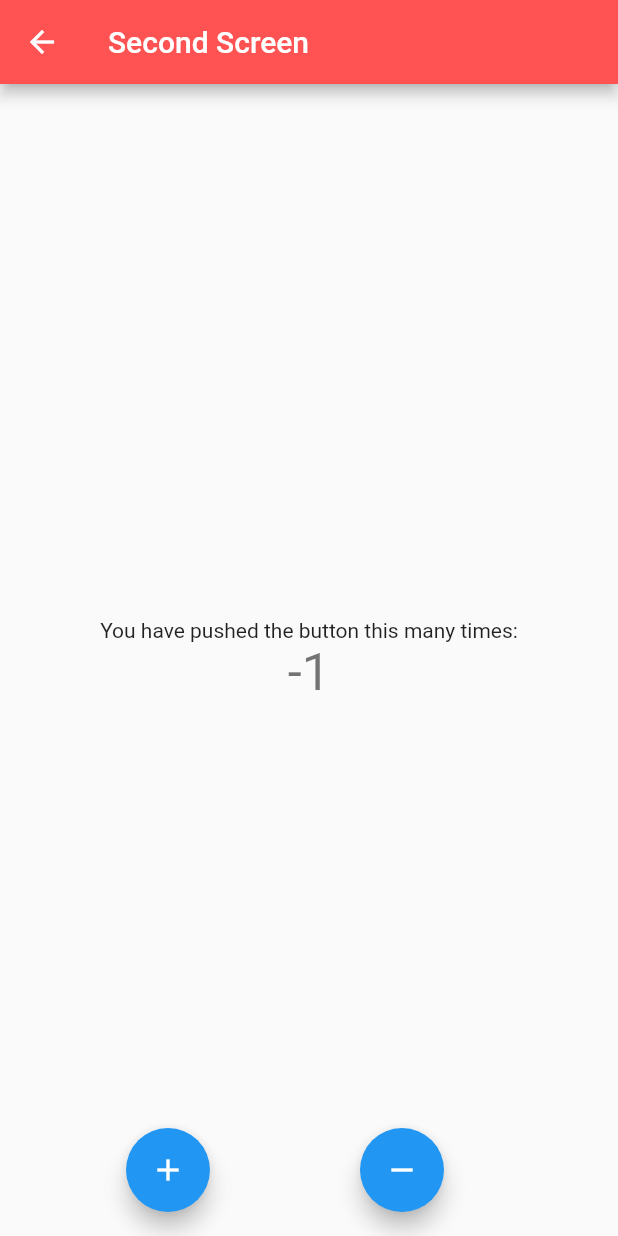
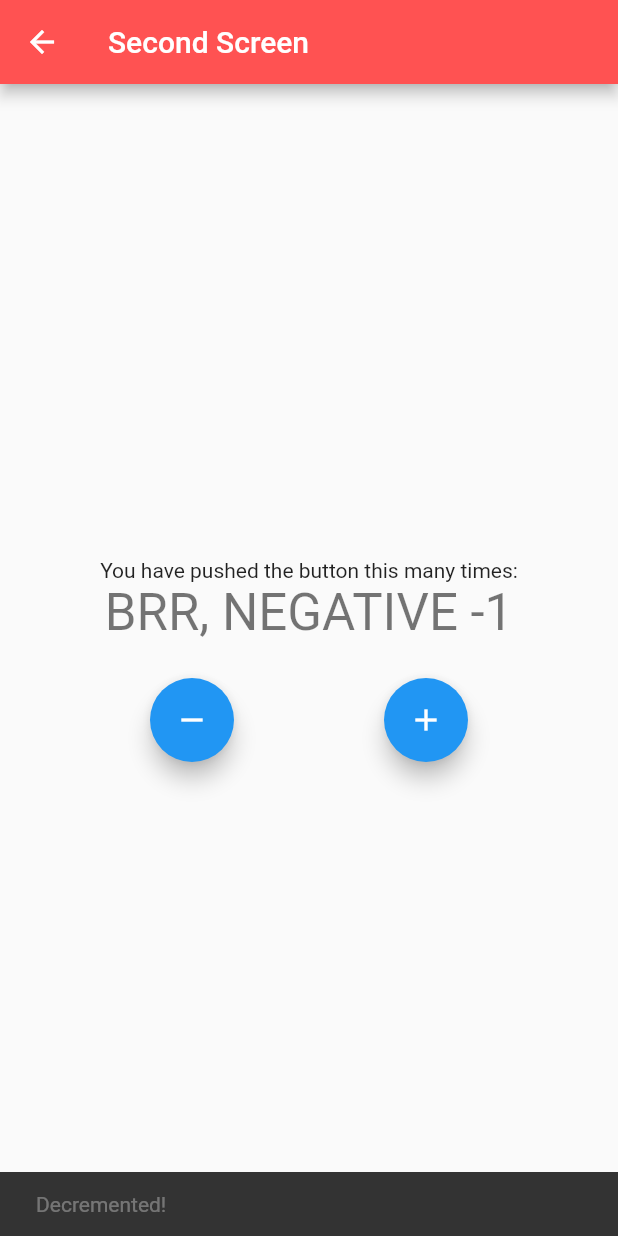
Before and after one commit to ckchamara/bloc_counter_app, a Flutter app: the SecondScreen screen opened directly, after a tap on the "remove" icon, on a phone screen of 412 x 824 dp. Run offline on Flutter 3.47's test engine with Material 2 defaults, Android fonts, the phone set to English and light mode, and no system bars; our stand-ins replace bloc, flutter_bloc.

Commit message:
wckd code for home and second page

```diff
--- a/lib/presentation/screens/home_screen.dart
+++ b/lib/presentation/screens/home_screen.dart
@@ -11,7 +11,7 @@ class HomeScreen extends StatefulWidget {
   final Color color;
 
   @override
-  State<HomeScreen> createState() => _HomeScreenState();
+  _HomeScreenState createState() => _HomeScreenState();
 }
 
 class _HomeScreenState extends State<HomeScreen> {
@@ -25,19 +25,75 @@ class _HomeScreenState extends State<HomeScreen> {
         child: Column(
           mainAxisAlignment: MainAxisAlignment.center,
           children: <Widget>[
-            const Text(
+            Text(
               'You have pushed the button this many times:',
             ),
-            BlocBuilder<CounterCubit, CounterState>(
+            BlocConsumer<CounterCubit, CounterState>(
+              listener: (context, state) {
+                if (state.wasIncremented == true) {
+                  Scaffold.of(context).showSnackBar(
+                    SnackBar(
+                      content: Text('Incremented!'),
+                      duration: Duration(milliseconds: 300),
+                    ),
+                  );
+                } else if (state.wasIncremented == false) {
+                  Scaffold.of(context).showSnackBar(
+                    SnackBar(
+                      content: Text('Decremented!'),
+                      duration: Duration(milliseconds: 300),
+                    ),
+                  );
+                }
+              },
               builder: (context, state) {
-                if (state.counterValue > 10) {
-                  print(state.counterValue);
-                };
-                return Text(
-                  state.counterValue.toString(),
-                  style: Theme.of(context).textTheme.headline4,
-                );
+                if (state.counterValue < 0) {
+                  return Text(
+                    'BRR, NEGATIVE ' + state.counterValue.toString(),
+                    style: Theme.of(context).textTheme.headline4,
+                  );
+                } else if (state.counterValue % 2 == 0) {
+                  return Text(
+                    'YAAAY ' + state.counterValue.toString(),
+                    style: Theme.of(context).textTheme.headline4,
+                  );
+                } else if (state.counterValue == 5) {
+                  return Text(
+                    'HMM, NUMBER 5',
+                    style: Theme.of(context).textTheme.headline4,
+                  );
+                } else
+                  return Text(
+                    state.counterValue.toString(),
+                    style: Theme.of(context).textTheme.headline4,
+                  );
               },
+            ),
+            SizedBox(
+              height: 24,
+            ),
+            Row(
+              mainAxisAlignment: MainAxisAlignment.spaceEvenly,
+              children: [
+                FloatingActionButton(
+                  heroTag: Text('${widget.title}'),
+                  onPressed: () {
+                    BlocProvider.of<CounterCubit>(context).decrement();
+                    // context.bloc<CounterCubit>().decrement();
+                  },
+                  tooltip: 'Decrement',
+                  child: Icon(Icons.remove),
+                ),
+                FloatingActionButton(
+                  heroTag: Text('${widget.title} #2'),
+                  onPressed: () {
+                    BlocProvider.of<CounterCubit>(context).increment();
+                    // context.bloc<CounterCubit>().increment();
+                  },
+                  tooltip: 'Increment',
+                  child: Icon(Icons.add),
+                ),
+              ],
             ),
             SizedBox(
               height: 24,
@@ -54,22 +110,6 @@ class _HomeScreenState extends State<HomeScreen> {
           ],
         ),
       ),
-      floatingActionButton: Row(
-        mainAxisAlignment: MainAxisAlignment.spaceEvenly,
-        children: [
-          FloatingActionButton(
-            onPressed: () => context.read<CounterCubit>().increment(),
-            tooltip: 'Increment',
-            child: const Icon(Icons.add),
-          ),
-          FloatingActionButton(
-            onPressed: () => BlocProvider.of<CounterCubit>(context).decrement(),
-            tooltip: 'Decrement',
-            child: const Icon(Icons.remove),
-          ),
-        ],
-      ),
-      // This trailing comma makes auto-formatting nicer for build methods.
     );
   }
 }
--- a/lib/presentation/screens/second_screen.dart
+++ b/lib/presentation/screens/second_screen.dart
@@ -40,11 +40,10 @@ class SecondScreen extends StatefulWidget {
   final Color color;
 
   @override
-  State<SecondScreen> createState() => _SecondScreenState();
+  _SecondScreenState createState() => _SecondScreenState();
 }
 
 class _SecondScreenState extends State<SecondScreen> {
-
   @override
   Widget build(BuildContext context) {
     return Scaffold(
@@ -56,56 +55,79 @@ class _SecondScreenState extends State<SecondScreen> {
         child: Column(
           mainAxisAlignment: MainAxisAlignment.center,
           children: <Widget>[
-            const Text(
+            Text(
               'You have pushed the button this many times:',
             ),
             BlocConsumer<CounterCubit, CounterState>(
               listener: (context, state) {
                 if (state.wasIncremented == true) {
-                  ScaffoldMessenger.of(context).showSnackBar(const SnackBar(
-                    content: Text(
-                      'Incremented',
+                  Scaffold.of(context).showSnackBar(
+                    SnackBar(
+                      content: Text('Incremented!'),
+                      duration: Duration(milliseconds: 300),
                     ),
-                    duration: Duration(milliseconds: 300),
-                  ));
+                  );
                 } else if (state.wasIncremented == false) {
-                  ScaffoldMessenger.of(context).showSnackBar(const SnackBar(
-                    content: Text(
-                      'Decremented',
+                  Scaffold.of(context).showSnackBar(
+                    SnackBar(
+                      content: Text('Decremented!'),
+                      duration: Duration(milliseconds: 300),
                     ),
-                    duration: Duration(milliseconds: 300),
-                  ));
+                  );
                 }
               },
               builder: (context, state) {
-                if (state.counterValue > 10) {
-                  print(state.counterValue);
-                }
-                ;
-                return Text(
-                  state.counterValue.toString(),
-                  style: Theme.of(context).textTheme.headline4,
-                );
+                if (state.counterValue < 0) {
+                  return Text(
+                    'BRR, NEGATIVE ' + state.counterValue.toString(),
+                    style: Theme.of(context).textTheme.headline4,
+                  );
+                } else if (state.counterValue % 2 == 0) {
+                  return Text(
+                    'YAAAY ' + state.counterValue.toString(),
+                    style: Theme.of(context).textTheme.headline4,
+                  );
+                } else if (state.counterValue == 5) {
+                  return Text(
+                    'HMM, NUMBER 5',
+                    style: Theme.of(context).textTheme.headline4,
+                  );
+                } else
+                  return Text(
+                    state.counterValue.toString(),
+                    style: Theme.of(context).textTheme.headline4,
+                  );
               },
+            ),
+            SizedBox(
+              height: 24,
+            ),
+            Row(
+              mainAxisAlignment: MainAxisAlignment.spaceEvenly,
+              children: [
+                FloatingActionButton(
+                  heroTag: Text('${widget.title}'),
+                  onPressed: () {
+                    BlocProvider.of<CounterCubit>(context).decrement();
+                    // context.bloc<CounterCubit>().decrement();
+                  },
+                  tooltip: 'Decrement',
+                  child: Icon(Icons.remove),
+                ),
+                FloatingActionButton(
+                  heroTag: Text('${widget.title} #2'),
+                  onPressed: () {
+                    BlocProvider.of<CounterCubit>(context).increment();
+                    // context.bloc<CounterCubit>().increment();
+                  },
+                  tooltip: 'Increment',
+                  child: Icon(Icons.add),
+                ),
+              ],
             ),
           ],
         ),
       ),
-      floatingActionButton: Row(
-        mainAxisAlignment: MainAxisAlignment.spaceEvenly,
-        children: [
-          FloatingActionButton(
-            onPressed: () => context.read<CounterCubit>().increment(),
-            tooltip: 'Increment',
-            child: const Icon(Icons.add),
-          ),
-          FloatingActionButton(
-            onPressed: () => BlocProvider.of<CounterCubit>(context).decrement(),
-            tooltip: 'Decrement',
-            child: const Icon(Icons.remove),
-          ),
-        ],
-      ), // This trailing comma makes auto-formatting nicer for build methods.
     );
   }
 }
```
